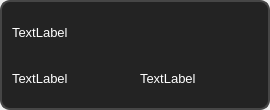
Above: reminder.ui from alvi-khan/Marshal before the change. Below: the same form after it.
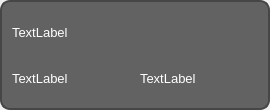
That is the form after the change.

What changed in the file:
```diff
--- a/reminder.ui
+++ b/reminder.ui
@@ -29,8 +29,10 @@
    <string notr="true">QFrame#container
 {
 	border: 1.5px solid rgb(70, 70, 70);
-	background-color: rgb(35, 35, 35);
+	background-color: #B0232323;
 }
+
+QFrame#container:hover {background: #903E3E3E;}
 </string>
   </property>
   <layout class="QVBoxLayout" name="verticalLayout">
@@ -58,8 +60,6 @@
 	padding: 5px;
 }
 
-QFrame#container:hover {background: #3E3E3E;}
-
 QLabel
 {
 	border: none;
```
